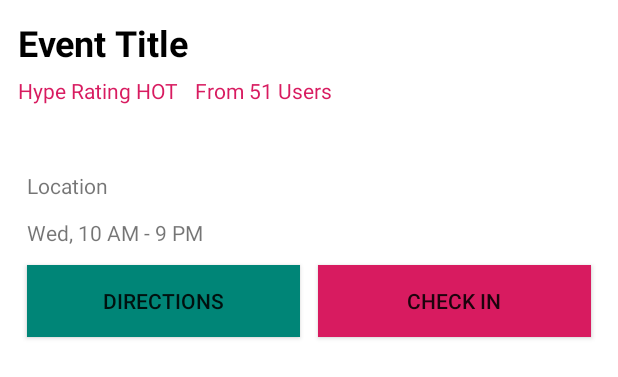
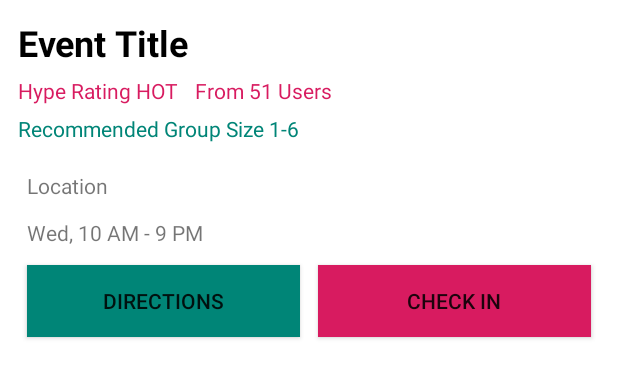
Before and after one commit to HugoKlepsch/poppin, an Android app: the layout view_event_fragment_bottom_sheet.xml on its own in the app's theme, with its tools: preview values and no code run, on a phone screen of 412 x 824 dp. Shown: the top 377 px of the screen. Run offline under Robolectric (Android 15) with nearby library versions, the phone set to English and light mode, and no system bars; network calls fail.

Commit message:
group event in model and viewable

```diff
--- a/android/app/src/main/res/layout/fragment_bottom_sheet.xml
+++ b/android/app/src/main/res/layout/view_event_fragment_bottom_sheet.xml
@@ -56,6 +56,28 @@
             </LinearLayout>
 
 
+
+            <LinearLayout
+                android:layout_width="wrap_content"
+                android:layout_height="wrap_content"
+                android:layout_marginTop="6dp"
+                android:orientation="horizontal">
+                <ImageView
+                    android:id="@+id/imgGroupIcon"
+                    android:layout_width="fill_parent"
+                    android:layout_height="wrap_content"
+                    />
+
+                <TextView
+                    android:id="@+id/txtGroupSize"
+                    android:layout_width="wrap_content"
+                    android:layout_height="wrap_content"
+                    android:text="Recommended Group Size 1-6"
+                    android:textColor="@color/colorPrimary" />
+
+            </LinearLayout>
+
+
         </LinearLayout>
 
     </LinearLayout>
```
Also changed, not shown: android/app/src/main/java/com/example/poppin/Event.java (+50 -18 lines), android/app/src/main/java/com/example/poppin/MapsActivity.java (+3 -6 lines), android/app/src/main/java/com/example/poppin/ViewEventBottomSheetFragment.java (renamed from android/app/src/main/java/com/example/poppin/BottomSheetFragment.java, +20 -6 lines), android/app/src/main/res/drawable-anydpi/ic_group.xml (added, +11 -0 lines), android/app/src/main/res/drawable-hdpi/ic_group.png (added), android/app/src/main/res/drawable-mdpi/ic_group.png (added), android/app/src/main/res/drawable-xhdpi/ic_group.png (added), android/app/src/main/res/drawable-xxhdpi/ic_group.png (added).
